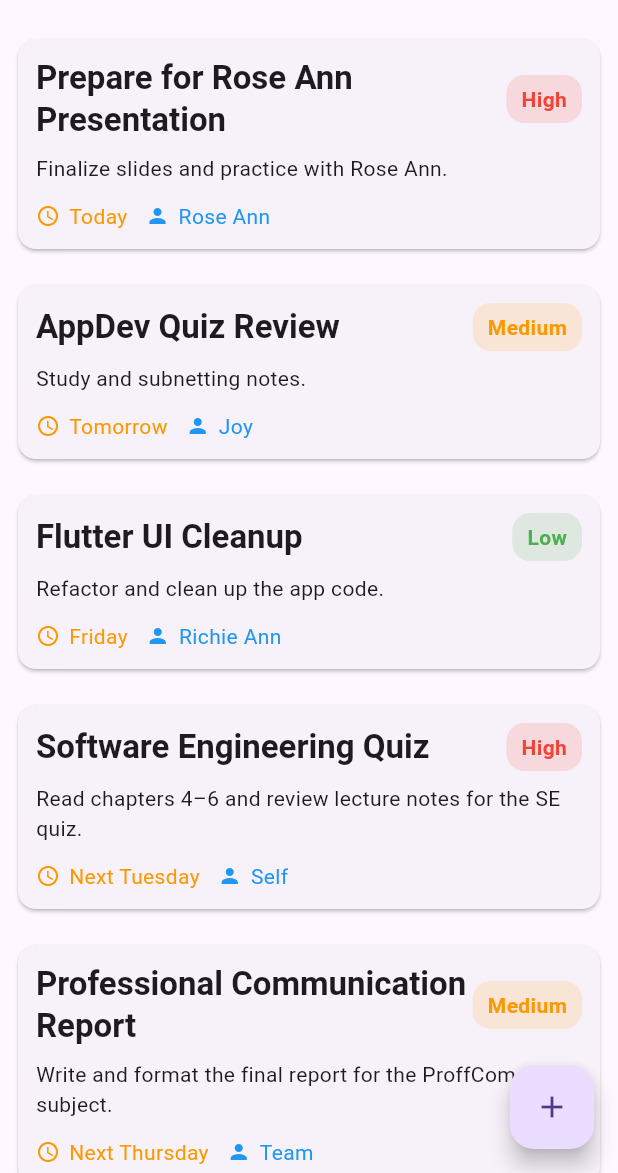
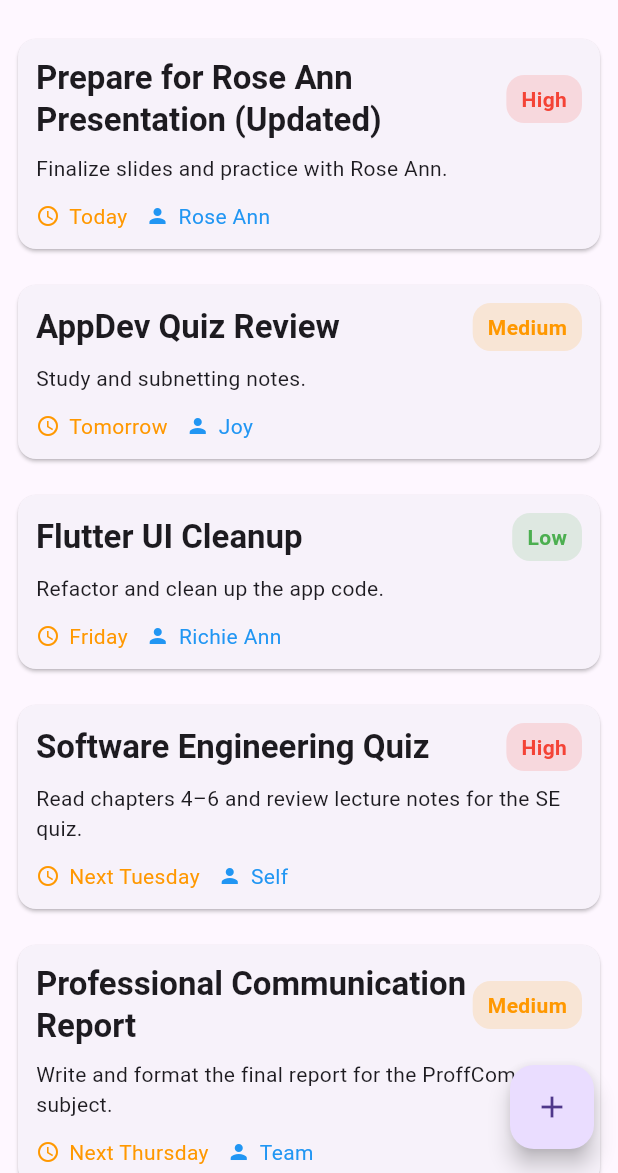
Before and after one commit to panganr112-web/moodbadge, a Flutter app: the screen it shows after launch, on a phone screen of 412 x 824 dp, the part 63-1236 px from its top. Run offline on Flutter 3.47's test engine with Material 3 defaults, Android fonts, the phone set to English and light mode, and no system bars.

Commit message:
D: extracted widgets and updated demo data

```diff
--- a/lib/main.dart
+++ b/lib/main.dart
@@ -24,7 +24,7 @@ class TaskListPage extends StatelessWidget {
 
   static final _demoTasks = [
     {
-      'title': 'Prepare for Rose Ann Presentation',
+      'title': 'Prepare for Rose Ann Presentation (Updated)',
       'description': 'Finalize slides and practice with Rose Ann.',
       'priority': 'High',
       'dueDate': 'Today',
```
